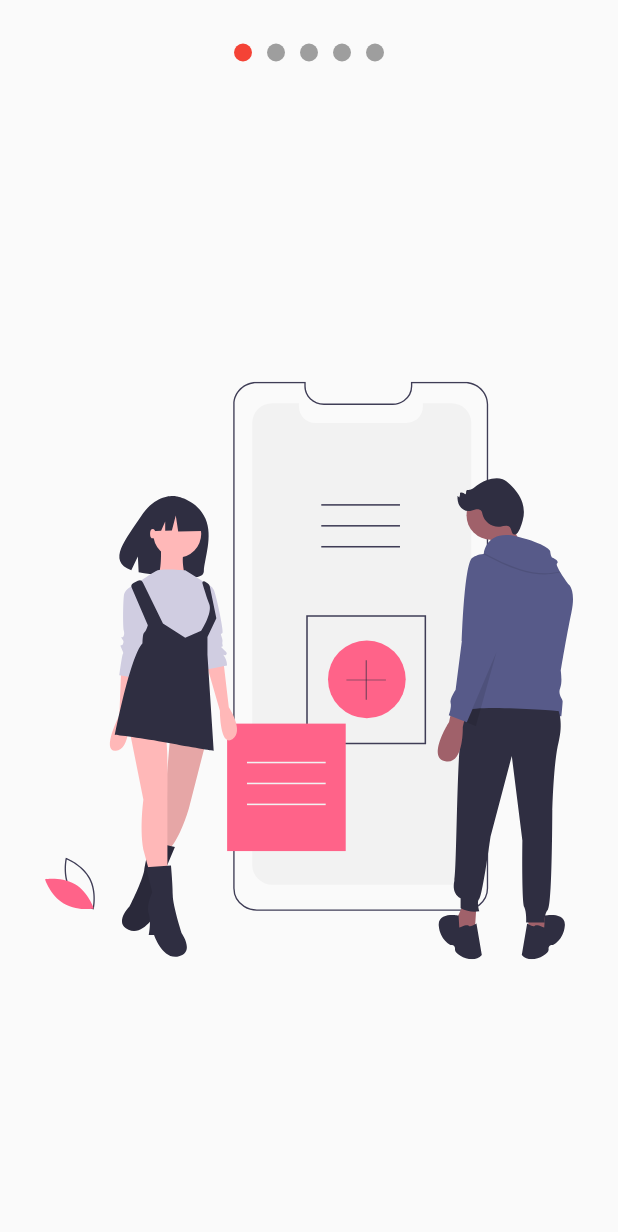
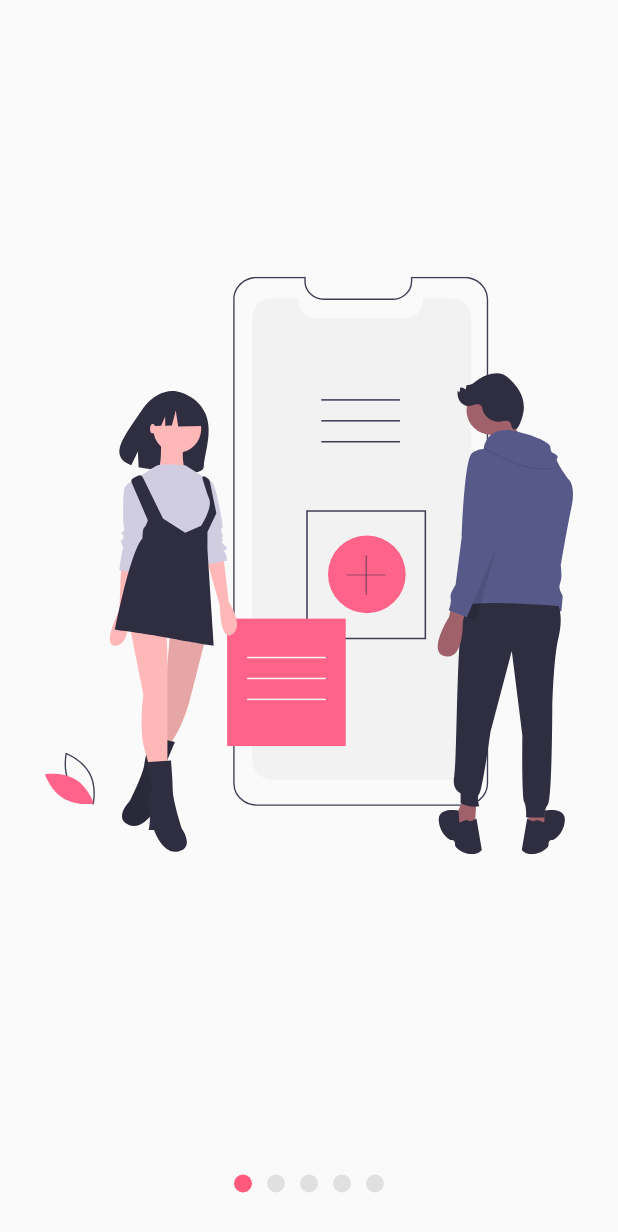
Before and after one commit to EstebanIndiveri/flutteranimations, a Flutter app: the screen it shows after launch, on a phone screen of 412 x 824 dp. Shown: the top 1232 px of the screen. Run offline on Flutter 3.47's test engine with Material 2 defaults, Android fonts, the phone set to English and light mode, and no system bars; our stand-ins replace flutter_svg.

```diff
--- a/lib/src/models/slider_model.dart
+++ b/lib/src/models/slider_model.dart
@@ -1,13 +1,13 @@
-import 'package:flutter/material.dart';
+// import 'package:flutter/material.dart';
 
-class SliderModel with ChangeNotifier{
+// class SliderModel with ChangeNotifier{
 
-  double _currentPage=0;
+//   double _currentPage=0;
 
-  double get currentPage=>this._currentPage;
+//   double get currentPage=>this._currentPage;
 
-  set currentPage(double currentPage){
-    this._currentPage=currentPage;
-    notifyListeners();
-  }
-}
+//   set currentPage(double currentPage){
+//     this._currentPage=currentPage;
+//     notifyListeners();
+//   }
+// }
--- a/lib/src/pages/slideshow_page.dart
+++ b/lib/src/pages/slideshow_page.dart
@@ -8,9 +8,11 @@ class SlidesShowPage extends StatelessWidget {
     return  Scaffold(
       // backgroundColor: Colors.purple,
       body: Slideshow(
-        dotsHeight: true,
-        secondarycolor: Colors.grey,
-        primarycolor: Colors.red,
+        bulletprimary:40,
+        bulletSecondary:12,
+        // dotsHeight: true,
+        secondarycolor: Colors.grey.shade300,
+        primarycolor: Color(0xffFF5A7E),
         slides: <Widget>[
            SvgPicture.asset('assets/svg/slide-1.svg'),
            SvgPicture.asset('assets/svg/slide-2.svg'),
--- a/lib/src/widwets/slideshow.dart
+++ b/lib/src/widwets/slideshow.dart
@@ -10,12 +10,16 @@ class Slideshow extends StatelessWidget {
   final bool dotsHeight;
   final Color primarycolor;
   final Color secondarycolor;
+  final double bulletprimary;
+  final double bulletSecondary;
 
   Slideshow({
     @required this.slides,
     this.dotsHeight=false,
     this.primarycolor=Colors.black,
     this.secondarycolor=Colors.grey,
+    this.bulletprimary=12.0,
+    this.bulletSecondary=12.0,
     });
 
   @override
@@ -23,15 +27,13 @@ class Slideshow extends StatelessWidget {
     return ChangeNotifierProvider(
       // create:(_)=>new SliderModel(),
       create:(_)=>new _SlideshowModel(),
-
-
       child: SafeArea(
-              child: Center(
-            // child:SvgPicture.asset('assets/svg/slide-1.svg')
-            // child:SvgPicture.asset('assets/svg/slide-1.svg')
-            child:Builder(
+        child: Center(
+          child:Builder(
               builder: (BuildContext context) {
                 Provider.of<_SlideshowModel>(context).primaryColor=this.primarycolor;
+                Provider.of<_SlideshowModel>(context).bulletprimary=this.bulletprimary;
+                Provider.of<_SlideshowModel>(context).bulletSecondary=this.bulletSecondary;
                 Provider.of<_SlideshowModel>(context).secondaryColor=this.secondarycolor;
                 return _CrearEstructuraSlideshow(dotsHeight: dotsHeight, slides: slides);
 
@@ -57,16 +59,12 @@ class _CrearEstructuraSlideshow extends StatelessWidget {
     return Column(
       children: <Widget>[
         if(this.dotsHeight)
-        // _Dots(this.slides.length,this.primarycolor,this.secondarycolor),
         _Dots(this.slides.length),
-
           Expanded(
            child: _Slides(this.slides)
             ),
             if(!this.dotsHeight)
-            // _Dots(this.slides.length,this.primarycolor,this.secondarycolor),
             _Dots(this.slides.length),
-
       ],
       );
   }
@@ -117,15 +115,23 @@ class _Dot extends StatelessWidget {
   Widget build(BuildContext context) {
     // final pageViewIndex=Provider.of<_SlideshowModel>(context).currentPage;
     final ssModel=Provider.of<_SlideshowModel>(context);
+    double tamano;
+    Color color;
+    if(ssModel.currentPage >= index - 0.5 && ssModel.currentPage  < index + 0.5){
+       tamano=ssModel.bulletprimary;
+       color=ssModel.primaryColor;
 
+    }else{
+      tamano=ssModel.bulletSecondary;
+      color=ssModel.secondaryColor;
+    }
     return AnimatedContainer(
       duration: Duration(microseconds: 200),
-      width: 12,
-      height: 12,
+      width: tamano,
+      height: tamano,
       margin: EdgeInsets.symmetric(horizontal: 5),
       decoration: BoxDecoration(
-        color: (ssModel.currentPage >= index - 0.5 && ssModel.currentPage  < index + 0.5)
-        ?ssModel.primaryColor:ssModel.secondaryColor,
+        color:color,
         shape: BoxShape.circle
       ),
     );
@@ -198,6 +204,9 @@ class _SlideshowModel with ChangeNotifier{
   Color _primaryColor=Colors.blue;
   Color _secondaryColor=Colors.grey;
 
+  double _bulletprimary=12.0;
+  double _bulletSecondary=12.0;
+
   double get currentPage=>this._currentPage;
 
   set currentPage(double currentPage){
@@ -216,5 +225,15 @@ Color get secondaryColor=>this._secondaryColor;
     this._secondaryColor=color;
     notifyListeners();
   }
+  double get bulletprimary=>this._bulletprimary;
+  set bulletprimary(double tamano){
+    this._bulletprimary=tamano;
+    notifyListeners();
+  }
 
+  double get bulletSecondary=>this._bulletSecondary;
+  set bulletSecondary(double tamano){
+    this._bulletprimary=tamano;
+    notifyListeners();
+  }
 }
```
Also changed, not shown: lib/src/labs/slideshow_page.dart (+111 -111 lines).
